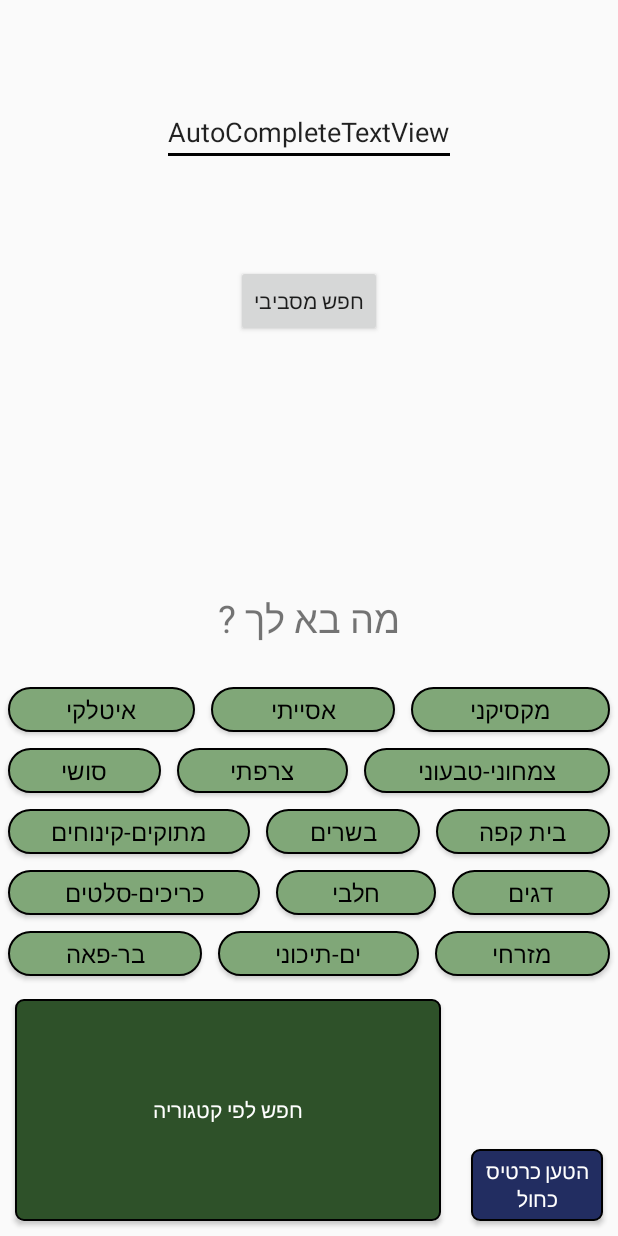
After one commit to alex-ilgayev/hever-rest, an Android app: the layout activity_front.xml on its own in the app's theme, with its tools: preview values and no code run, on a phone screen of 412 x 824 dp. The commit adds this screen. Run offline under Robolectric (Android 15) with nearby library versions, the phone set to English and light mode, and no system bars.

Commit message:
no message

```diff
--- /dev/null
+++ b/app/src/main/res/drawable/item_button_blue.xml
@@ -0,0 +1,7 @@
+<?xml version="1.0" encoding="utf-8"?>
+<shape xmlns:android="http://schemas.android.com/apk/res/android">
+    <solid android:color="#222d61"/>
+    <stroke android:width="1dp" android:color="#000000" />
+    <corners android:radius="5dip"/>
+
+</shape>
--- /dev/null
+++ b/app/src/main/res/drawable/item_button_green.xml
@@ -0,0 +1,7 @@
+<?xml version="1.0" encoding="utf-8"?>
+<shape xmlns:android="http://schemas.android.com/apk/res/android">
+    <solid android:color="@color/colorPrimaryDark"/>
+    <stroke android:width="1dp" android:color="#000000" />
+    <corners android:radius="5dip"/>
+
+</shape>
--- /dev/null
+++ b/app/src/main/res/drawable/item_category.xml
@@ -0,0 +1,7 @@
+<?xml version="1.0" encoding="utf-8"?>
+<shape xmlns:android="http://schemas.android.com/apk/res/android" android:shape="rectangle">
+    <stroke android:width="1dp" android:color="#000000" />
+    <corners
+        android:radius="20dp"/>
+    <solid android:color="@color/colorLight"></solid>
+</shape>
--- /dev/null
+++ b/app/src/main/res/drawable/ripple_button_blue.xml
@@ -0,0 +1,6 @@
+<?xml version="1.0" encoding="utf-8"?>
+<ripple xmlns:android="http://schemas.android.com/apk/res/android"
+    android:color="#828cf9">
+    <item android:drawable="@drawable/item_button_blue"/>
+
+</ripple>
--- /dev/null
+++ b/app/src/main/res/drawable/ripple_button_green.xml
@@ -0,0 +1,6 @@
+<?xml version="1.0" encoding="utf-8"?>
+<ripple xmlns:android="http://schemas.android.com/apk/res/android"
+    android:color="@color/colorLight">
+    <item android:drawable="@drawable/item_button_green"/>
+
+</ripple>
--- /dev/null
+++ b/app/src/main/res/layout/activity_front.xml
@@ -0,0 +1,199 @@
+<?xml version="1.0" encoding="utf-8"?>
+<RelativeLayout xmlns:android="http://schemas.android.com/apk/res/android"
+    xmlns:tools="http://schemas.android.com/tools"
+    android:id="@+id/activity_front"
+    android:layout_width="match_parent"
+    android:layout_height="match_parent"
+    android:paddingBottom="@dimen/activity_vertical_margin"
+    android:paddingLeft="@dimen/activity_horizontal_margin"
+    android:paddingRight="@dimen/activity_horizontal_margin"
+    android:paddingTop="@dimen/activity_vertical_margin"
+    tools:context="com.alex.heverrest.FrontActivity">
+
+    <AutoCompleteTextView
+        android:id="@+id/etSearch"
+        android:text="AutoCompleteTextView"
+        android:layout_width="wrap_content"
+        android:layout_height="wrap_content"
+        android:layout_alignParentTop="true"
+        android:layout_centerHorizontal="true"
+        android:layout_marginTop="65dp" />
+
+    <Button
+        android:id="@+id/btnLookAround"
+        android:text="חפש מסביבי"
+        android:layout_width="wrap_content"
+        android:layout_height="wrap_content"
+        android:layout_below="@+id/etSearch"
+        android:layout_centerHorizontal="true"
+        android:layout_marginTop="66dp" />
+
+    <TextView
+        android:id="@+id/tvLabel"
+        android:text="מה בא לך ?"
+        android:textSize="25sp"
+        android:layout_width="wrap_content"
+        android:layout_height="wrap_content"
+        android:layout_centerVertical="true"
+        android:layout_centerHorizontal="true" />
+
+    <LinearLayout
+        android:id="@+id/llSubTypes"
+        android:layout_width="match_parent"
+        android:layout_height="wrap_content"
+        android:orientation="vertical"
+        android:layout_marginTop="23dp"
+        android:layout_below="@+id/tvLabel"
+        android:layout_centerHorizontal="true">
+
+        <LinearLayout
+            android:id="@+id/llSybType1"
+            android:layout_width="match_parent"
+            android:layout_height="wrap_content"
+            android:orientation="horizontal">
+            <TextView
+                android:id="@+id/tvCatItalian"
+                android:text="איטלקי"
+                style="@style/Category"
+                android:onClick="onClickSelectedCategory"
+                />
+            <TextView
+                android:id="@+id/tvCatAsian"
+                android:text="אסייתי"
+                style="@style/Category"
+                android:onClick="onClickSelectedCategory"
+                />
+            <TextView
+                android:id="@+id/tvCatMexican"
+                android:text="מקסיקני"
+                style="@style/Category"
+                android:onClick="onClickSelectedCategory"
+                />
+        </LinearLayout>
+        <LinearLayout
+            android:id="@+id/llSybType2"
+            android:layout_width="match_parent"
+            android:layout_height="wrap_content"
+            android:orientation="horizontal">
+            <TextView
+                android:id="@+id/tvCatSushi"
+                android:text="סושי"
+                style="@style/Category"
+                android:onClick="onClickSelectedCategory"
+                />
+            <TextView
+                android:id="@+id/tvCatFrench"
+                android:text="צרפתי"
+                style="@style/Category"
+                android:onClick="onClickSelectedCategory"
+                />
+            <TextView
+                android:id="@+id/tvCatVegan"
+                android:text="צמחוני-טבעוני"
+                style="@style/Category"
+                android:onClick="onClickSelectedCategory"
+                />
+        </LinearLayout>
+        <LinearLayout
+            android:id="@+id/llSybType3"
+            android:layout_width="match_parent"
+            android:layout_height="wrap_content"
+            android:orientation="horizontal">
+            <TextView
+                android:id="@+id/tvCatSweets"
+                android:text="מתוקים-קינוחים"
+                style="@style/Category"
+                android:onClick="onClickSelectedCategory"
+                />
+            <TextView
+                android:id="@+id/tvCatMeat"
+                android:text="בשרים"
+                style="@style/Category"
+                android:onClick="onClickSelectedCategory"
+                />
+            <TextView
+                android:id="@+id/tvCatCoffee"
+                android:text="בית קפה"
+                style="@style/Category"
+                android:onClick="onClickSelectedCategory"
+                />
+        </LinearLayout>
+        <LinearLayout
+            android:id="@+id/llSybType4"
+            android:layout_width="match_parent"
+            android:layout_height="wrap_content"
+            android:orientation="horizontal">
+            <TextView
+                android:id="@+id/tvCatSandwiches"
+                android:text="כריכים-סלטים"
+                style="@style/Category"
+                android:onClick="onClickSelectedCategory"
+                />
+            <TextView
+                android:id="@+id/tvCatDairy"
+                android:text="חלבי"
+                style="@style/Category"
+                android:onClick="onClickSelectedCategory"
+                />
+            <TextView
+                android:id="@+id/tvCatFish"
+                android:text="דגים"
+                style="@style/Category"
+                android:onClick="onClickSelectedCategory"
+                />
+        </LinearLayout>
+        <LinearLayout
+            android:id="@+id/llSybType5"
+            android:layout_width="match_parent"
+            android:layout_height="wrap_content"
+            android:orientation="horizontal">
+            <TextView
+                android:id="@+id/tvCatBar"
+                android:text="בר-פאה"
+                style="@style/Category"
+                android:onClick="onClickSelectedCategory"
+                />
+            <TextView
+                android:id="@+id/tvCatMediterranean"
+                android:text="ים-תיכוני"
+                style="@style/Category"
+                android:onClick="onClickSelectedCategory"
+                />
+            <TextView
+                android:id="@+id/tvCatMiddleEastern"
+                android:text="מזרחי"
+                style="@style/Category"
+                android:onClick="onClickSelectedCategory"
+                />
+        </LinearLayout>
+    </LinearLayout>
+
+    <!--<FrameLayout-->
+        <!--android:id="@+id/flChargeBlue"-->
+        <!--android:layout_width="wrap_content"-->
+        <!--android:layout_height="wrap_content"-->
+        <!--android:foreground="?attr/selectableItemBackground">-->
+        <Button
+            android:layout_alignParentBottom="true"
+            android:layout_toEndOf="@+id/etSearch"
+            android:layout_margin="10dp"
+            android:text="@string/charge_blue"
+            android:layout_width="wrap_content"
+            android:layout_height="wrap_content"
+            android:id="@+id/btnChargeBlue"
+            style="@style/CustomButtonBlue"/>
+    <!--</FrameLayout>-->
+
+
+    <Button
+        android:layout_margin="10dp"
+        android:text="@string/category_search"
+        android:id="@+id/btnSearchCategory"
+        android:layout_width="match_parent"
+        android:layout_height="match_parent"
+        android:layout_below="@+id/llSubTypes"
+        android:layout_toStartOf="@id/btnChargeBlue"
+        style="@style/CustomButtonGreen"/>
+
+
+</RelativeLayout>
--- a/app/src/main/res/layout/activity_main.xml
+++ b/app/src/main/res/layout/activity_main.xml
@@ -8,7 +8,7 @@
     android:paddingLeft="@dimen/activity_horizontal_margin"
     android:paddingRight="@dimen/activity_horizontal_margin"
     android:paddingTop="@dimen/activity_vertical_margin"
-    tools:context="com.alex.heverrest.MainActivity"
+    tools:context="com.alex.heverrest.RestListActivity"
     android:background="#e7e7e7">
 
     <ListView
--- a/app/src/main/res/values/colors.xml
+++ b/app/src/main/res/values/colors.xml
@@ -1,6 +1,7 @@
 <?xml version="1.0" encoding="utf-8"?>
 <resources>
-    <color name="colorPrimary">#ffffff</color>
-    <color name="colorPrimaryDark">#606060</color>
+    <color name="colorLight">#80a778</color>
+    <color name="colorPrimary">#44ef00</color>
+    <color name="colorPrimaryDark">#2e5129</color>
     <color name="colorAccent">#000000</color>
 </resources>
--- a/app/src/main/res/values/strings.xml
+++ b/app/src/main/res/values/strings.xml
@@ -1,3 +1,8 @@
 <resources>
     <string name="app_name">HeverRest</string>
+    <string name="charge_blue">הטען כרטיס כחול</string>
+    <string name="hever_user">תעודת זהות</string>
+    <string name="hever_pass">סיסמא</string>
+    <string name="hever_login">התחבר</string>
+    <string name="category_search">חפש לפי קטגוריה</string>
 </resources>
--- a/app/src/main/res/values/styles.xml
+++ b/app/src/main/res/values/styles.xml
@@ -8,4 +8,37 @@
         <item name="colorAccent">@color/colorAccent</item>
     </style>
 
+    <style name="Category" parent="@android:style/TextAppearance.Widget.TextView">
+        <item name="android:gravity">center</item>
+        <item name="android:layout_weight">1</item>
+        <item name="android:background">@drawable/item_category</item>
+        <item name="android:layout_margin">5dp</item>
+        <item name="android:layout_height">30dp</item>
+        <item name="android:layout_width">wrap_content</item>
+        <item name="android:textColor">#000000</item>
+        <item name="android:elevation">2dp</item>
+    </style>
+
+    <style name="CategorySelected" parent="@android:style/TextAppearance.Widget.TextView">
+        <item name="android:gravity">center</item>
+        <item name="android:layout_weight">1</item>
+        <item name="android:background">@drawable/item_category_selected</item>
+        <item name="android:layout_margin">5dp</item>
+        <item name="android:layout_height">30dp</item>
+        <item name="android:layout_width">wrap_content</item>
+        <item name="android:textColor">#ffffff</item>
+    </style>
+
+    <style name="CustomButtonGreen" parent="@android:style/TextAppearance.Widget.Button">
+        <item name="android:gravity">center</item>
+        <item name="android:background">@drawable/ripple_button_green</item>
+        <item name="android:textColor">#ffffff</item>
+    </style>
+    <style name="CustomButtonBlue" parent="@android:style/TextAppearance.Widget.Button">
+        <item name="android:gravity">center</item>
+        <item name="android:background">@drawable/ripple_button_blue</item>
+        <item name="android:textColor">#ffffff</item>
+    </style>
+
+
 </resources>
```
Also changed, not shown: app/src/main/AndroidManifest.xml (+12 -6 lines), app/src/main/java/com/alex/heverrest/ChargeActivity.java (added, +67 -0 lines), app/src/main/java/com/alex/heverrest/FrontActivity.java (added, +113 -0 lines), app/src/main/java/com/alex/heverrest/RestListActivity.java (renamed from app/src/main/java/com/alex/heverrest/MainActivity.java, +21 -6 lines), app/src/main/res/drawable/item_category_selected.xml (added, +7 -0 lines), app/src/main/res/layout/activity_charge.xml (added, +55 -0 lines).
